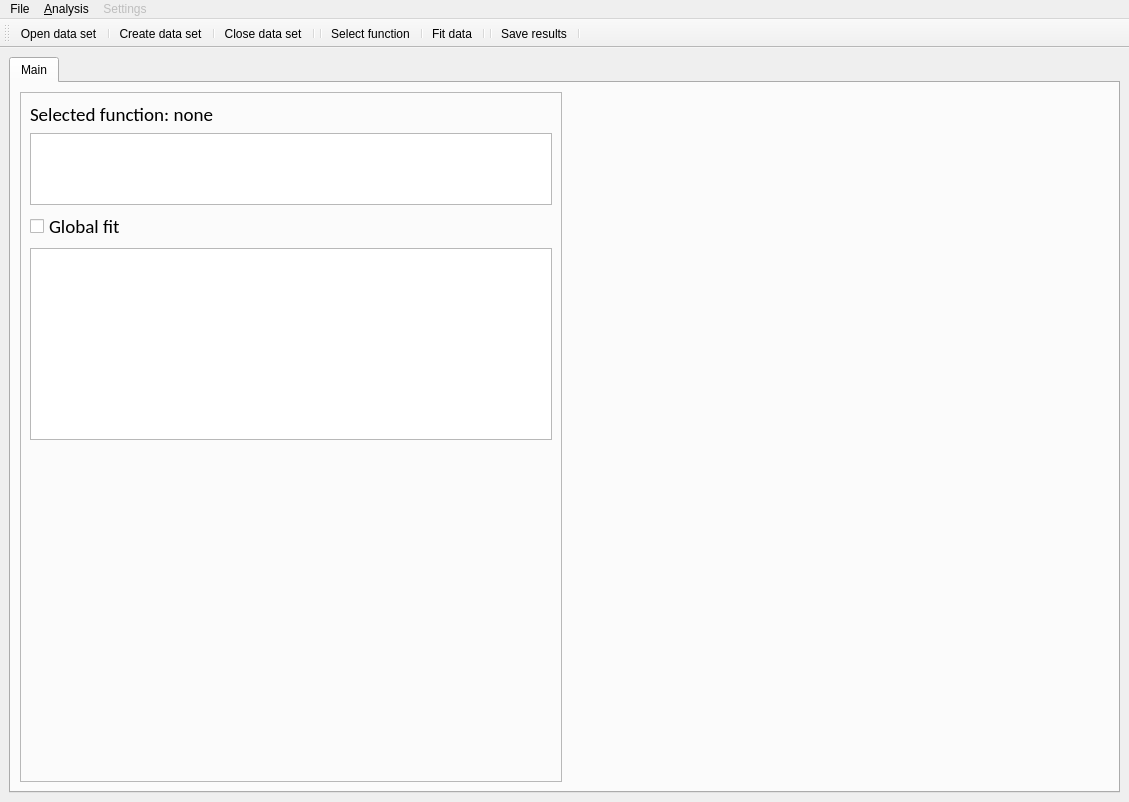
ubenu/Blits, file Resources/UI/blits.ui: the form before one commit.
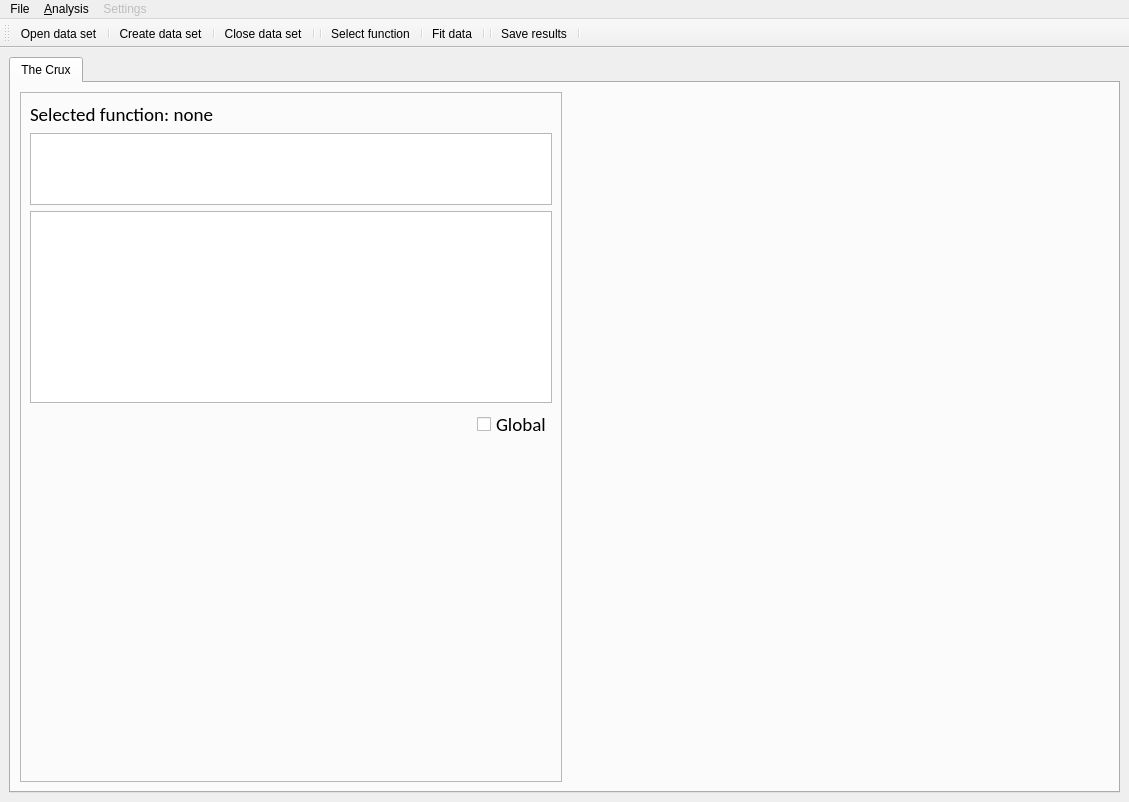
The form after the commit. Icons and pictures are not drawn.

Commit message: Finished most details wrt non-global fitting

```diff
--- a/Resources/UI/blits.ui
+++ b/Resources/UI/blits.ui
@@ -41,7 +41,7 @@
       </property>
       <widget class="QWidget" name="tabPlots">
        <attribute name="title">
-        <string>Main</string>
+        <string>The Crux</string>
        </attribute>
        <layout class="QHBoxLayout" name="horizontalLayout">
         <item>
@@ -82,19 +82,6 @@
              </property>
             </widget>
            </item>
-           <item>
-            <widget class="QCheckBox" name="chk_global">
-             <property name="font">
-              <font>
-               <family>Calibri</family>
-               <pointsize>14</pointsize>
-              </font>
-             </property>
-             <property name="text">
-              <string>Global fit</string>
-             </property>
-            </widget>
-           </item>
            <item>
             <widget class="QTableView" name="tbl_params">
              <property name="sizePolicy">
@@ -105,6 +92,33 @@
              </property>
             </widget>
            </item>
+           <item>
+            <layout class="QHBoxLayout" name="horizontalLayout_3">
+             <item>
+              <widget class="QDialogButtonBox" name="bbox_fit">
+               <property name="layoutDirection">
+                <enum>Qt::RightToLeft</enum>
+               </property>
+               <property name="standardButtons">
+                <set>QDialogButtonBox::NoButton</set>
+               </property>
+              </widget>
+             </item>
+             <item>
+              <widget class="QCheckBox" name="chk_global">
+               <property name="font">
+                <font>
+                 <family>Calibri</family>
+                 <pointsize>14</pointsize>
+                </font>
+               </property>
+               <property name="text">
+                <string>Global</string>
+               </property>
+              </widget>
+             </item>
+            </layout>
+           </item>
            <item>
             <spacer name="verticalSpacer">
              <property name="orientation">
```
Left out of the diff: 23 changed lines with no effect on the pictures. The commit also changes 12 other files.
